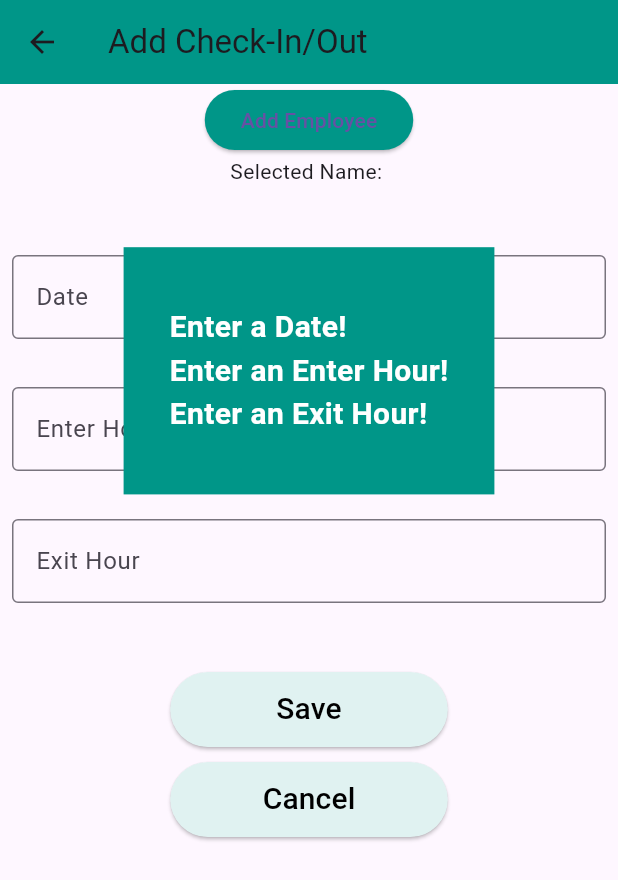
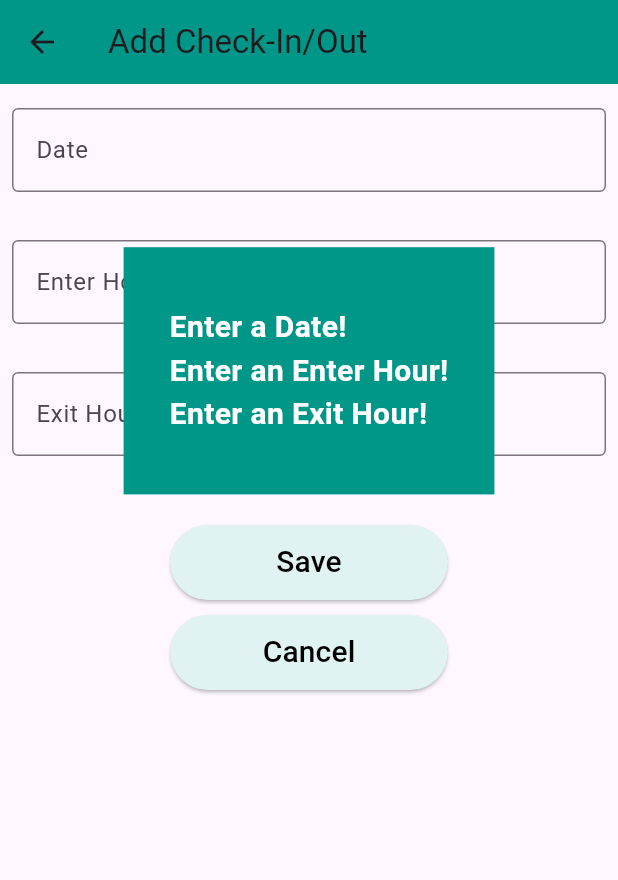
Before and after one commit to ErdemKlc-IUE/mobilApp-Flutter, a Flutter app: the AddCheckInOut screen opened directly, after a tap on "Save", on a phone screen of 412 x 824 dp. Shown: the top 880 px of the screen. Run offline on Flutter 3.47's test engine with Material 3 defaults, Android fonts, the phone set to English and light mode, and no system bars; our stand-ins replace image_picker, sqflite; accounts and stored records are empty.

Commit message:
edit add Check In Out page

```diff
--- a/lib/Screens/addCheckInOut_screen.dart
+++ b/lib/Screens/addCheckInOut_screen.dart
@@ -24,13 +24,13 @@ class _AddCheckInOutState extends State<AddCheckInOut> {
   static String date = "";
   static String enterHour = "";
   static String exitHour = "";
-  static String selectedName = "";
 
   @override
   void dispose() {
     _dateController.dispose();
     _enterHourController.dispose();
     _exitHourController.dispose();
+
 
     super.dispose();
   }
@@ -47,28 +47,6 @@ class _AddCheckInOutState extends State<AddCheckInOut> {
       body: Column(
 
           children: <Widget>[
-            ElevatedButton(
-
-            style: ElevatedButton.styleFrom(
-             primary: Colors.teal,
-      ),
-              onPressed: () async {
-                // Navigate to AddEmployeeScreen and wait for the result
-                final result = await Navigator.push(
-                  context,
-                  MaterialPageRoute(builder: (context) => AddEmployeeScreen()),
-                );
-
-                setState(() {
-                  selectedName = result;
-                });
-              },
-              child: Text('Add Employee'),
-
-            ),
-            // Display the selected name in a Text widget or use it in the dropdown
-            Text('Selected Name: $selectedName'),
-          SizedBox(height:30),
       Padding(
         padding:
         const EdgeInsets.symmetric(horizontal: 8, vertical: 16),
@@ -114,7 +92,6 @@ class _AddCheckInOutState extends State<AddCheckInOut> {
           ),
           onPressed: () {
             setState(() {
-              selectedName = selectedName;
             date = _dateController.text;
             enterHour = _enterHourController.text;
             exitHour = _exitHourController.text;
@@ -374,7 +351,6 @@ class _AddCheckInOutState extends State<AddCheckInOut> {
             }
 
             else{
-              print(selectedName);
               print(date);
               print(enterHour);
               print(exitHour);
@@ -382,8 +358,7 @@ class _AddCheckInOutState extends State<AddCheckInOut> {
               Check_In_Out_Screen.date = date;
               Check_In_Out_Screen.date = enterHour;
               Check_In_Out_Screen.date = exitHour;
-              Check_In_Out_Screen.date = selectedName;
-              Check_In_Out_Screen.addtoList(date, enterHour, exitHour,selectedName);
+              Check_In_Out_Screen.addtoList(date, enterHour, exitHour);
 
               Navigator.pop(context);
 
```
